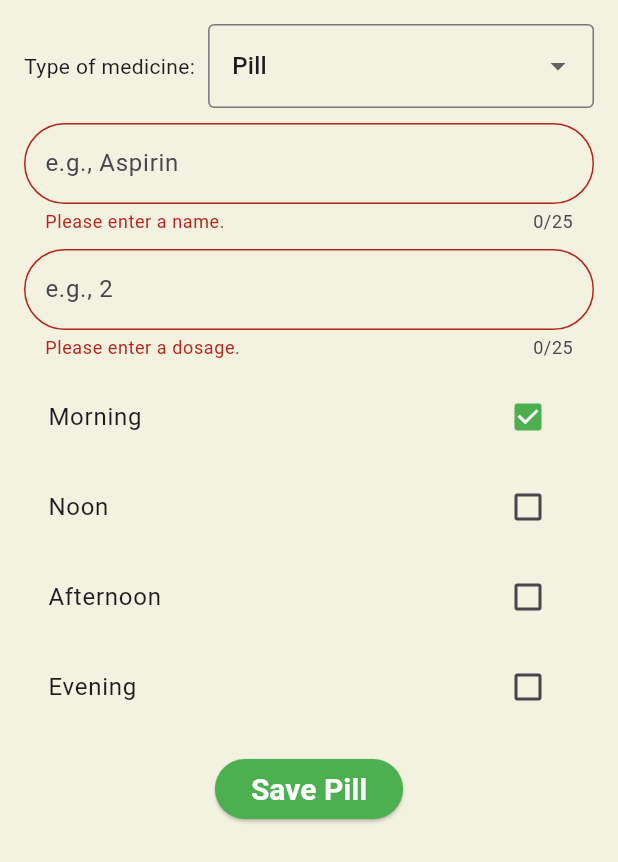
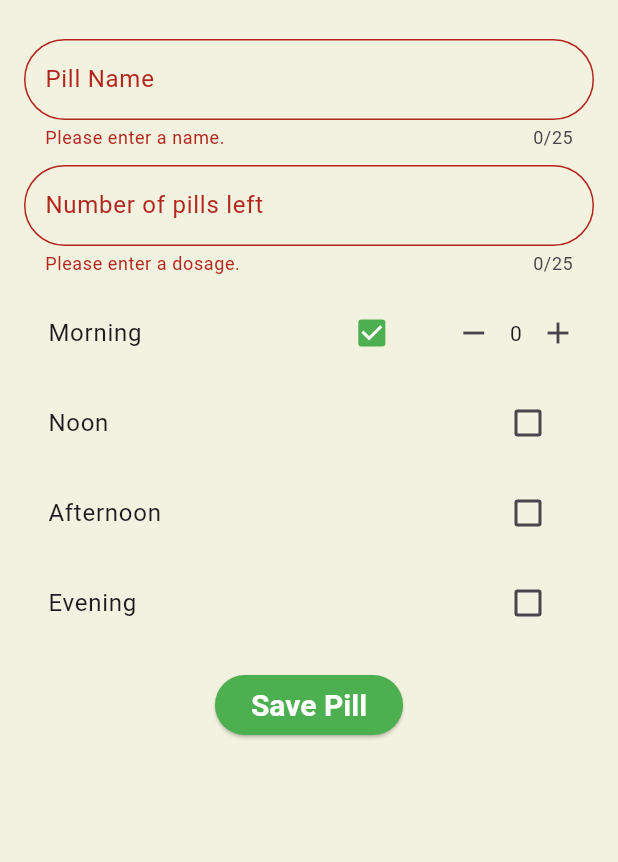
Before and after one commit to linnathoncode/PillTracker, a Flutter app: the BottomSheetWidget widget shown alone on an empty page, opened directly, after a tap on "Save Pill", after a tap on "Morning", on a phone screen of 412 x 824 dp. Shown: the top 862 px of the screen. Run offline on Flutter 3.47's test engine with Material 3 defaults, Android fonts, the phone set to English and light mode, and no system bars; our stand-ins replace either_dart, sqflite; accounts and stored records are empty.

Commit message:
added a new page for pill info, changes in the bottem sheet

```diff
--- a/lib/core/configs/constants/routes.dart
+++ b/lib/core/configs/constants/routes.dart
@@ -1,2 +1,3 @@
-const splashRoute = '/splash/';
+const splashRoute = '/splashpage/';
 const mainPageRoute = '/mainpage';
+const pillInfoPageRoute = '/pillinfopage';
--- a/lib/features/pill_crud/data/datasources/pill_local_database.dart
+++ b/lib/features/pill_crud/data/datasources/pill_local_database.dart
@@ -44,7 +44,7 @@ class PillLocalDatabase {
     ''');
   }
 
-  Future<PillModel?> getPillById(String id) async {
+  Future<PillModel?> getPillById(int id) async {
     try {
       final db = await instance.database;
 
--- a/lib/features/pill_crud/data/repositories/pill_repository_impl.dart
+++ b/lib/features/pill_crud/data/repositories/pill_repository_impl.dart
@@ -55,7 +55,7 @@ class PillRepositoryImpl implements PillRepository {
   }
 
   @override
-  Future<Either<Failure, PillEntity>> getPillById(String id) async {
+  Future<Either<Failure, PillEntity>> getPillById(int id) async {
     try {
       // Directly get the PillModel (no need to cast from Map)
       final pill = await _pillLocalDatabase.getPillById(id);
--- a/lib/features/pill_crud/domain/repositories/pill_repository.dart
+++ b/lib/features/pill_crud/domain/repositories/pill_repository.dart
@@ -5,6 +5,6 @@ import 'package:pill_tracker/features/pill_crud/domain/entities/pill_entity.dart
 abstract class PillRepository {
   Future<Either<Failure, PillEntity>> addPill(PillEntity pill);
   Future<Either<Failure, void>> removePill(int id);
-  Future<Either<Failure, PillEntity>> getPillById(String id);
+  Future<Either<Failure, PillEntity>> getPillById(int id);
   Future<Either<Failure, List<PillEntity>>> getAllPills();
 }
--- a/lib/features/pill_crud/domain/usecases/get_pill_by_id.dart
+++ b/lib/features/pill_crud/domain/usecases/get_pill_by_id.dart
@@ -8,7 +8,7 @@ class GetPillById {
 
   GetPillById(this.repository);
 
-  Future<Either<Failure, PillEntity>> call(String id) async {
+  Future<Either<Failure, PillEntity>> call(int id) async {
     return await repository.getPillById(id);
   }
 }
--- a/lib/features/pill_crud/presentation/provider/bottom_sheet_view_model.dart
+++ b/lib/features/pill_crud/presentation/provider/bottom_sheet_view_model.dart
@@ -6,11 +6,11 @@ import 'package:pill_tracker/features/pill_crud/presentation/provider/provider.d
 class BottomSheetViewModel extends ChangeNotifier {
   // Form state and controllers
   final nameKey = GlobalKey<FormState>();
-  final dosageKey = GlobalKey<FormState>();
+  final totalPillsKey = GlobalKey<FormState>();
   final formKey = GlobalKey<FormState>();
 
   final nameController = TextEditingController();
-  final dosagePerDoseController = TextEditingController();
+  final totalPillsController = TextEditingController();
 
   // Dropdown state
   List<String> dropDownItems = ["Pill", "Syrup", "Other"];
@@ -23,6 +23,40 @@ class BottomSheetViewModel extends ChangeNotifier {
     "Afternoon": false,
     "Evening": false,
   };
+
+  Map<String, int> counters = {
+    "Morning": 0,
+    "Noon": 0,
+    "Afternoon": 0,
+    "Evening": 0,
+  };
+
+  //checkboxlist
+
+  // Update checkbox state
+  void toggleCheckbox(String key, bool isChecked) {
+    if (timeOptions.containsKey(key)) {
+      timeOptions[key] = isChecked;
+      counters[key] = 0;
+      notifyListeners();
+    }
+  }
+
+  // Increment counter
+  void incrementCounter(String key) {
+    if (counters.containsKey(key)) {
+      counters[key] = counters[key]! + 1;
+      notifyListeners();
+    }
+  }
+
+  // Decrement counter
+  void decrementCounter(String key) {
+    if (counters.containsKey(key) && counters[key]! > 0) {
+      counters[key] = counters[key]! - 1;
+      notifyListeners();
+    }
+  }
 
   BottomSheetViewModel() {
     selectedDropdownValue = dropDownItems.first;
@@ -40,7 +74,7 @@ class BottomSheetViewModel extends ChangeNotifier {
   }
 
   // Validator for Dosage
-  String? validateDosage(String? value) {
+  String? validateTotalPills(String? value) {
     if (value == null || value.trim().isEmpty) {
       return "Please enter a dosage.";
     }
@@ -56,10 +90,14 @@ class BottomSheetViewModel extends ChangeNotifier {
     notifyListeners();
   }
 
-  // Checkbox logic
-  void updateTimeOption(String key) {
-    timeOptions[key] = !timeOptions[key]!;
-    notifyListeners();
+  void updateTimeOption(Map<String, dynamic> updatedOption) {
+    final key = updatedOption.keys.first;
+    if (timeOptions.containsKey(key)) {
+      timeOptions[key] = updatedOption[key]['isChecked'] ?? false;
+      notifyListeners();
+    } else {
+      throw ArgumentError('Key "$key" does not exist in timeOptions.');
+    }
   }
 
   // Save Pill logic
@@ -81,12 +119,14 @@ class BottomSheetViewModel extends ChangeNotifier {
         .toList();
 
     // Create a new pill entity
+    // fix the dosageperdose in the database by storing it as a map
     final pill = PillEntity(
       id: null,
       name: nameController.text,
-      dosagePerDose: int.parse(dosagePerDoseController.text),
+      dosagePerDose: 1,
       dosesPerDay: selectedTimes.length,
       times: selectedTimes,
+      totalPills: int.parse(totalPillsController.text),
       startDate: DateTime.now(),
     );
 
--- a/lib/features/pill_crud/presentation/widgets/bottom_sheet_widget.dart
+++ b/lib/features/pill_crud/presentation/widgets/bottom_sheet_widget.dart
@@ -1,7 +1,6 @@
 import 'package:flutter/material.dart';
 import 'package:pill_tracker/features/pill_crud/presentation/provider/bottom_sheet_view_model.dart';
 import 'package:pill_tracker/features/pill_crud/presentation/widgets/custom_checkboxlist_widget.dart';
-import 'package:pill_tracker/features/pill_crud/presentation/widgets/custom_dropdown_menu_widget.dart';
 import 'package:provider/provider.dart';
 import 'custom_text_form_field_widget.dart';
 
@@ -23,11 +22,11 @@ class BottomSheetWidget extends StatelessWidget {
           child: Column(
             mainAxisSize: MainAxisSize.min,
             children: [
-              CustomDropdownMenu(
-                items: viewModel.dropDownItems,
-                selectedValue: viewModel.selectedDropdownValue,
-                onValueChanged: viewModel.updateDropdownValue,
-              ),
+              // CustomDropdownMenu(
+              //   items: viewModel.dropDownItems,
+              //   selectedValue: viewModel.selectedDropdownValue,
+              //   onValueChanged: viewModel.updateDropdownValue,
+              // ),
               const SizedBox(height: 10),
               CustomTextFormField(
                 controller: viewModel.nameController,
@@ -43,22 +42,19 @@ class BottomSheetWidget extends StatelessWidget {
               ),
               const SizedBox(height: 10),
               CustomTextFormField(
-                controller: viewModel.dosagePerDoseController,
-                label: "Dosage Per Dose",
+                controller: viewModel.totalPillsController,
+                label: "Number of pills left",
                 maxLength: 25,
                 hintText: "e.g., 2",
-                errorMessage: "Please enter a valid dose",
+                errorMessage: "Please enter a number",
                 keyboardType: TextInputType.number,
                 isNumeric: true,
                 hasAutofocus: false,
-                formKey: viewModel.dosageKey,
-                validator: viewModel.validateDosage,
+                formKey: viewModel.totalPillsKey,
+                validator: viewModel.validateTotalPills,
               ),
               const SizedBox(height: 10),
-              CustomCheckboxList(
-                options: viewModel.timeOptions,
-                onChanged: viewModel.updateTimeOption,
-              ),
+              const CustomCheckboxList(),
               const SizedBox(height: 16),
               ElevatedButton(
                 style: Theme.of(context).elevatedButtonTheme.style,
--- a/lib/features/pill_crud/presentation/widgets/custom_checkboxlist_widget.dart
+++ b/lib/features/pill_crud/presentation/widgets/custom_checkboxlist_widget.dart
@@ -1,26 +1,49 @@
 import 'package:flutter/material.dart';
+import 'package:pill_tracker/features/pill_crud/presentation/provider/bottom_sheet_view_model.dart';
+import 'package:provider/provider.dart';
 
 class CustomCheckboxList extends StatelessWidget {
-  final Map<String, bool> options;
-  final ValueChanged<String> onChanged;
-
-  const CustomCheckboxList({
-    super.key,
-    required this.options,
-    required this.onChanged,
-  });
+  const CustomCheckboxList({super.key});
 
   @override
   Widget build(BuildContext context) {
+    final provider = Provider.of<BottomSheetViewModel>(context);
+
     return Wrap(
       spacing: 4.0,
       runSpacing: 4.0,
-      children: options.entries.map((entry) {
-        return CheckboxListTile(
-          title: Text(entry.key),
-          value: entry.value,
-          activeColor: Theme.of(context).primaryColor,
-          onChanged: (value) => onChanged(entry.key),
+      children: provider.timeOptions.entries.map((entry) {
+        final key = entry.key;
+        final isChecked = entry.value;
+
+        return Row(
+          mainAxisSize: MainAxisSize.min,
+          children: [
+            Flexible(
+              child: CheckboxListTile(
+                title: Text(key),
+                value: isChecked,
+                activeColor: Theme.of(context).primaryColor,
+                onChanged: (value) {
+                  provider.toggleCheckbox(key, value ?? false);
+                },
+              ),
+            ),
+            if (isChecked)
+              Row(
+                children: [
+                  IconButton(
+                    icon: const Icon(Icons.remove),
+                    onPressed: () => provider.decrementCounter(key),
+                  ),
+                  Text(provider.counters[key].toString()),
+                  IconButton(
+                    icon: const Icon(Icons.add),
+                    onPressed: () => provider.incrementCounter(key),
+                  ),
+                ],
+              ),
+          ],
         );
       }).toList(),
     );
--- a/lib/features/pill_crud/presentation/widgets/custom_text_form_field_widget.dart
+++ b/lib/features/pill_crud/presentation/widgets/custom_text_form_field_widget.dart
@@ -35,6 +35,7 @@ class CustomTextFormField extends StatelessWidget {
         keyboardType: keyboardType,
         maxLength: maxLength,
         decoration: InputDecoration(
+          labelText: label,
           hintText: hintText,
           border: OutlineInputBorder(
             borderRadius: BorderRadius.circular(30),
--- a/lib/features/pill_crud/presentation/widgets/pill_list_tile_widget.dart
+++ b/lib/features/pill_crud/presentation/widgets/pill_list_tile_widget.dart
@@ -42,10 +42,10 @@ Widget buildPillListTile(BuildContext context, int index,
     tileColor: isSelected ? Colors.blue[100] : null,
     leading: const Icon(Icons.medication),
     onLongPress: () {
-      pillProvider.toggleSelection(index);
+      pillProvider.onLongPressFunction(index);
     },
     onTap: () {
-      isSelected ? pillProvider.toggleSelection(index) : null;
+      pillProvider.onTapFunction(context, index);
     },
     title: Text(pills[index].name),
   );
--- a/lib/main.dart
+++ b/lib/main.dart
@@ -2,6 +2,7 @@ import 'package:flutter/material.dart';
 import 'package:pill_tracker/core/configs/constants/routes.dart';
 import 'package:pill_tracker/core/configs/theme/app_themes.dart';
 import 'package:pill_tracker/features/pill_crud/presentation/pages/main_page.dart';
+import 'package:pill_tracker/features/pill_crud/presentation/pages/pill_info_page.dart';
 import 'package:pill_tracker/features/pill_crud/presentation/pages/splash_page.dart';
 import 'package:pill_tracker/features/pill_crud/presentation/provider/provider.dart';
 import 'package:provider/provider.dart';
@@ -25,6 +26,7 @@ class MyApp extends StatelessWidget {
       child: MaterialApp(
         routes: {
           mainPageRoute: (context) => const MainPage(),
+          pillInfoPageRoute: (context) => const PillInfoPage(),
         },
         debugShowCheckedModeBanner: false,
         theme: AppThemes.lightTheme,
```
Also changed, not shown: lib/features/pill_crud/presentation/pages/pill_info_page.dart (added, +72 -0 lines), lib/features/pill_crud/presentation/provider/provider.dart (+11 -2 lines).
